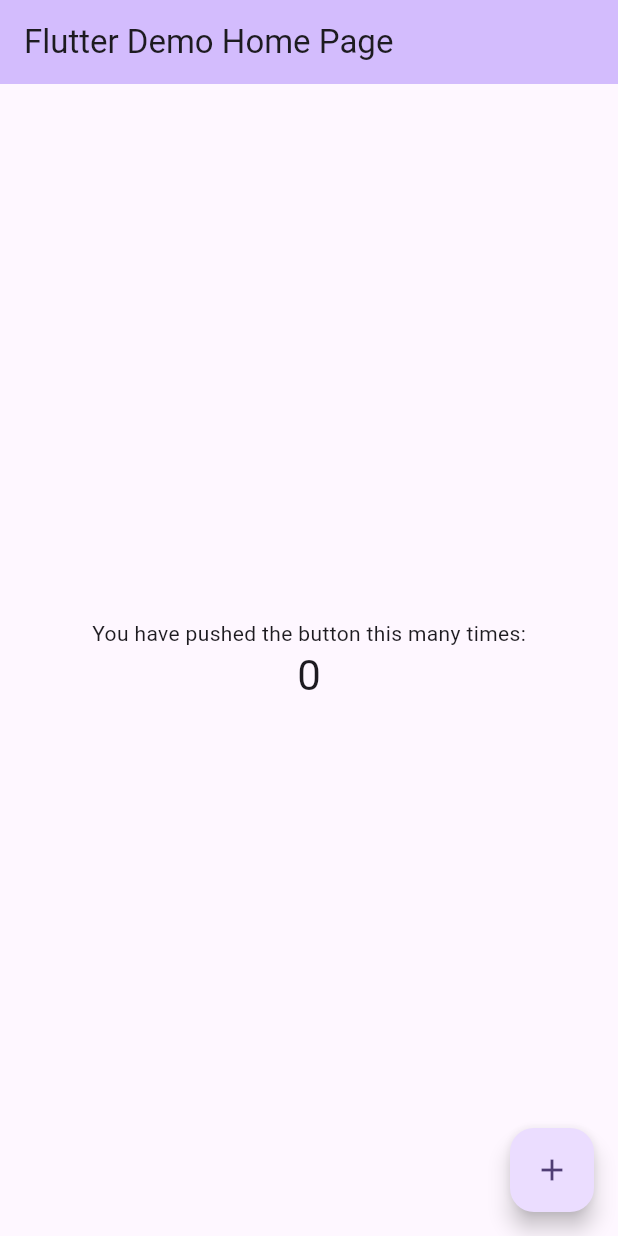
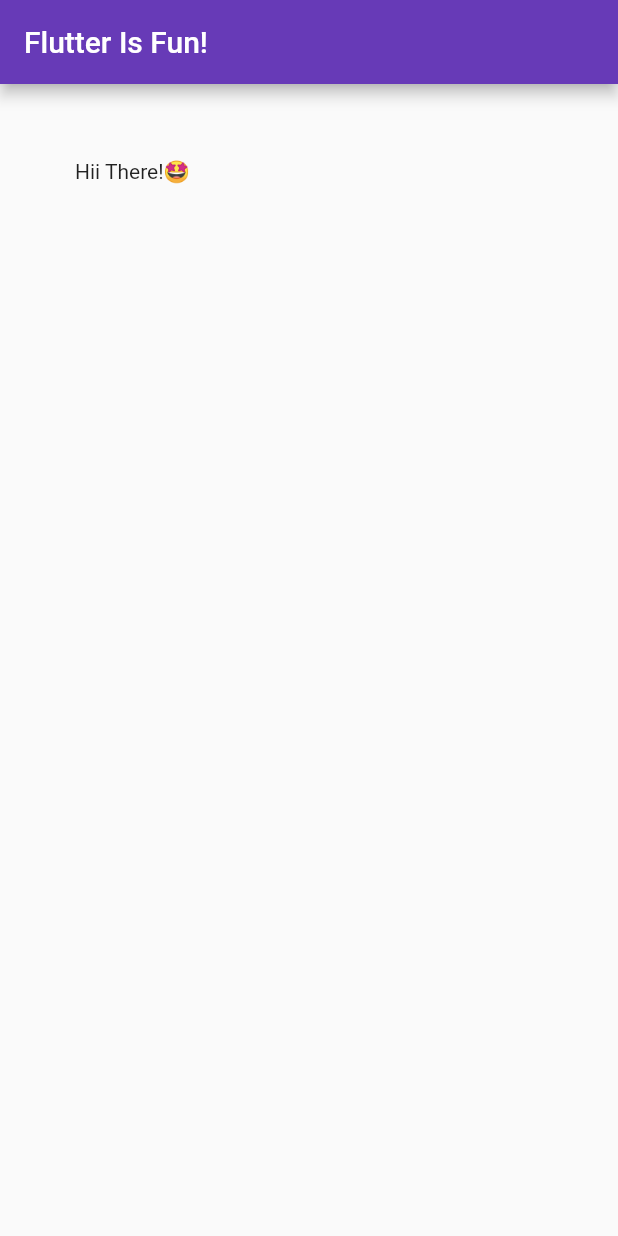
Before and after one commit to kunal9922/crossplathform, a Flutter app: the screen it shows after launch, on a phone screen of 412 x 824 dp. Run offline on Flutter 3.47's test engine with Material 2 defaults, Android fonts, the phone set to English and light mode, and no system bars.

Commit message:
remove pre written code and writting my own

```diff
--- a/coolapp/lib/main.dart
+++ b/coolapp/lib/main.dart
@@ -1,125 +1,27 @@
 import 'package:flutter/material.dart';
 
 void main() {
-  runApp(const MyApp());
+  runApp(const MpApp());
 }
 
-class MyApp extends StatelessWidget {
-  const MyApp({super.key});
 
-  // This widget is the root of your application.
+class MpApp extends StatelessWidget {
+  const MpApp({super.key});
+
   @override
   Widget build(BuildContext context) {
     return MaterialApp(
-      title: 'Flutter Demo',
-      theme: ThemeData(
-        // This is the theme of your application.
-        //
-        // TRY THIS: Try running your application with "flutter run". You'll see
-        // the application has a blue toolbar. Then, without quitting the app,
-        // try changing the seedColor in the colorScheme below to Colors.green
-        // and then invoke "hot reload" (save your changes or press the "hot
-        // reload" button in a Flutter-supported IDE, or press "r" if you used
-        // the command line to start the app).
-        //
-        // Notice that the counter didn't reset back to zero; the application
-        // state is not lost during the reload. To reset the state, use hot
-        // restart instead.
-        //
-        // This works for code too, not just values: Most code changes can be
-        // tested with just a hot reload.
-        colorScheme: ColorScheme.fromSeed(seedColor: Colors.deepPurple),
-        useMaterial3: true,
+      home: Scaffold(
+        body: Container(
+          padding: const EdgeInsets.all(50),
+          child: const Text("Hii There!🤩"),
+        ),
+        appBar: AppBar(
+          backgroundColor: Colors.deepPurple,
+          title: const Text("Flutter Is Fun! "),
+
+        ),
       ),
-      home: const MyHomePage(title: 'Flutter Demo Home Page'),
     );
   }
 }
-
-class MyHomePage extends StatefulWidget {
-  const MyHomePage({super.key, required this.title});
-
-  // This widget is the home page of your application. It is stateful, meaning
-  // that it has a State object (defined below) that contains fields that affect
-  // how it looks.
-
-  // This class is the configuration for the state. It holds the values (in this
-  // case the title) provided by the parent (in this case the App widget) and
-  // used by the build method of the State. Fields in a Widget subclass are
-  // always marked "final".
-
-  final String title;
-
-  @override
-  State<MyHomePage> createState() => _MyHomePageState();
-}
-
-class _MyHomePageState extends State<MyHomePage> {
-  int _counter = 0;
-
-  void _incrementCounter() {
-    setState(() {
-      // This call to setState tells the Flutter framework that something has
-      // changed in this State, which causes it to rerun the build method below
-      // so that the display can reflect the updated values. If we changed
-      // _counter without calling setState(), then the build method would not be
-      // called again, and so nothing would appear to happen.
-      _counter++;
-    });
-  }
-
-  @override
-  Widget build(BuildContext context) {
-    // This method is rerun every time setState is called, for instance as done
-    // by the _incrementCounter method above.
-    //
-    // The Flutter framework has been optimized to make rerunning build methods
-    // fast, so that you can just rebuild anything that needs updating rather
-    // than having to individually change instances of widgets.
-    return Scaffold(
-      appBar: AppBar(
-        // TRY THIS: Try changing the color here to a specific color (to
-        // Colors.amber, perhaps?) and trigger a hot reload to see the AppBar
-        // change color while the other colors stay the same.
-        backgroundColor: Theme.of(context).colorScheme.inversePrimary,
-        // Here we take the value from the MyHomePage object that was created by
-        // the App.build method, and use it to set our appbar title.
-        title: Text(widget.title),
-      ),
-      body: Center(
-        // Center is a layout widget. It takes a single child and positions it
-        // in the middle of the parent.
-        child: Column(
-          // Column is also a layout widget. It takes a list of children and
-          // arranges them vertically. By default, it sizes itself to fit its
-          // children horizontally, and tries to be as tall as its parent.
-          //
-          // Column has various properties to control how it sizes itself and
-          // how it positions its children. Here we use mainAxisAlignment to
-          // center the children vertically; the main axis here is the vertical
-          // axis because Columns are vertical (the cross axis would be
-          // horizontal).
-          //
-          // TRY THIS: Invoke "debug painting" (choose the "Toggle Debug Paint"
-          // action in the IDE, or press "p" in the console), to see the
-          // wireframe for each widget.
-          mainAxisAlignment: MainAxisAlignment.center,
-          children: <Widget>[
-            const Text(
-              'You have pushed the button this many times:',
-            ),
-            Text(
-              '$_counter',
-              style: Theme.of(context).textTheme.headlineMedium,
-            ),
-          ],
-        ),
-      ),
-      floatingActionButton: FloatingActionButton(
-        onPressed: _incrementCounter,
-        tooltip: 'Increment',
-        child: const Icon(Icons.add),
-      ), // This trailing comma makes auto-formatting nicer for build methods.
-    );
-  }
-}
```
